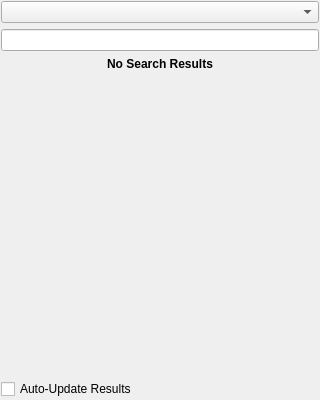
The window that src/searchwidget_base.ui (KDE/choqok) describes before a commit, drawn with Qt 5.
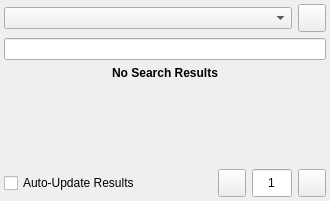
The same window after the commit. Custom widgets are drawn as their Qt base class.

The edit to the form file:
```diff
--- a/src/searchwidget_base.ui
+++ b/src/searchwidget_base.ui
@@ -4,12 +4,12 @@
   <property name="windowModality" >
    <enum>Qt::NonModal</enum>
   </property>
-  <property name="geometry" >
+  <property name="geometry">
    <rect>
     <x>0</x>
     <y>0</y>
-    <width>320</width>
-    <height>400</height>
+    <width>330</width>
+    <height>201</height>
    </rect>
   </property>
   <property name="sizePolicy" >
@@ -24,14 +24,14 @@
   <property name="autoFillBackground" >
    <bool>true</bool>
   </property>
-  <layout class="QGridLayout" name="gridLayout_2" >
-   <property name="margin" >
-    <number>1</number>
+  <layout class="QGridLayout" name="gridLayout_2">
+   <property name="margin">
+    <number>4</number>
    </property>
-   <item row="3" column="0" >
-    <widget class="QScrollArea" name="searchScroll" >
-     <property name="sizePolicy" >
-      <sizepolicy vsizetype="Expanding" hsizetype="Preferred" >
+   <item row="3" column="0" colspan="4">
+    <widget class="QScrollArea" name="searchScroll">
+     <property name="sizePolicy">
+      <sizepolicy hsizetype="Preferred" vsizetype="Expanding">
        <horstretch>0</horstretch>
        <verstretch>0</verstretch>
       </sizepolicy>
@@ -45,13 +45,13 @@
      <property name="widgetResizable" >
       <bool>true</bool>
      </property>
-     <widget class="QWidget" name="frameSearch" >
-      <property name="geometry" >
+     <widget class="QWidget" name="frameSearch">
+      <property name="geometry">
        <rect>
         <x>0</x>
         <y>0</y>
-        <width>318</width>
-        <height>289</height>
+        <width>322</width>
+        <height>71</height>
        </rect>
       </property>
       <layout class="QVBoxLayout" name="verticalLayout_8" >
@@ -85,9 +85,9 @@
      </widget>
     </widget>
    </item>
-   <item row="2" column="0" >
-    <widget class="QLabel" name="lblStatus" >
-     <property name="font" >
+   <item row="2" column="0" colspan="4">
+    <widget class="QLabel" name="lblStatus">
+     <property name="font">
       <font>
        <weight>75</weight>
        <bold>true</bold>
@@ -108,9 +108,9 @@
      </property>
     </widget>
    </item>
-   <item row="1" column="0" >
-    <widget class="KLineEdit" name="txtSearch" >
-     <property name="maxLength" >
+   <item row="1" column="0" colspan="4">
+    <widget class="KLineEdit" name="txtSearch">
+     <property name="maxLength">
       <number>140</number>
      </property>
      <property name="clickMessage" >
@@ -121,12 +121,133 @@
      </property>
     </widget>
    </item>
-   <item row="0" column="0" >
-    <widget class="KComboBox" name="comboSearchType" />
+   <item row="0" column="0" colspan="3">
+    <widget class="KComboBox" name="comboSearchType"/>
+   </item>
+   <item row="4" column="1">
+    <widget class="QPushButton" name="btnBack">
+     <property name="sizePolicy">
+      <sizepolicy hsizetype="Ignored" vsizetype="Fixed">
+       <horstretch>0</horstretch>
+       <verstretch>0</verstretch>
+      </sizepolicy>
+     </property>
+     <property name="minimumSize">
+      <size>
+       <width>28</width>
+       <height>28</height>
+      </size>
+     </property>
+     <property name="maximumSize">
+      <size>
+       <width>28</width>
+       <height>28</height>
+      </size>
+     </property>
+     <property name="toolTip">
+      <string>Previous Page</string>
+     </property>
+     <property name="text">
+      <string/>
+     </property>
+    </widget>
+   </item>
+   <item row="4" column="3">
+    <widget class="QPushButton" name="btnForward">
+     <property name="sizePolicy">
+      <sizepolicy hsizetype="Ignored" vsizetype="Fixed">
+       <horstretch>0</horstretch>
+       <verstretch>0</verstretch>
+      </sizepolicy>
+     </property>
+     <property name="minimumSize">
+      <size>
+       <width>28</width>
+       <height>28</height>
+      </size>
+     </property>
+     <property name="maximumSize">
+      <size>
+       <width>28</width>
+       <height>28</height>
+      </size>
+     </property>
+     <property name="toolTip">
+      <string>Next Page</string>
+     </property>
+     <property name="text">
+      <string/>
+     </property>
+     <property name="flat">
+      <bool>false</bool>
+     </property>
+    </widget>
+   </item>
+   <item row="0" column="3">
+    <widget class="QPushButton" name="btnRefresh">
+     <property name="sizePolicy">
+      <sizepolicy hsizetype="Ignored" vsizetype="Fixed">
+       <horstretch>0</horstretch>
+       <verstretch>0</verstretch>
+      </sizepolicy>
+     </property>
+     <property name="minimumSize">
+      <size>
+       <width>28</width>
+       <height>28</height>
+      </size>
+     </property>
+     <property name="maximumSize">
+      <size>
+       <width>28</width>
+       <height>28</height>
+      </size>
+     </property>
+     <property name="toolTip">
+      <string>Refresh</string>
+     </property>
+     <property name="text">
+      <string/>
+     </property>
+    </widget>
+   </item>
+   <item row="4" column="2">
+    <widget class="KLineEdit" name="txtPage">
+     <property name="sizePolicy">
+      <sizepolicy hsizetype="Ignored" vsizetype="Fixed">
+       <horstretch>0</horstretch>
+       <verstretch>0</verstretch>
+      </sizepolicy>
+     </property>
+     <property name="minimumSize">
+      <size>
+       <width>40</width>
+       <height>28</height>
+      </size>
+     </property>
+     <property name="maximumSize">
+      <size>
+       <width>40</width>
+       <height>28</height>
+      </size>
+     </property>
+     <property name="text">
+      <string>1</string>
+     </property>
+     <property name="maxLength">
+      <number>32767</number>
+     </property>
+     <property name="frame">
+      <bool>true</bool>
+     </property>
+     <property name="alignment">
+      <set>Qt::AlignCenter</set>
+     </property>
+    </widget>
    </item>
   </layout>
  </widget>
- <layoutdefault spacing="6" margin="11" />
+ <layoutdefault spacing="6" margin="11"/>
  <pixmapfunction>qPixmapFromMimeSource</pixmapfunction>
  <customwidgets>
   <customwidget>
```
Left out of the diff: 51 changed lines with no effect on the pictures.
